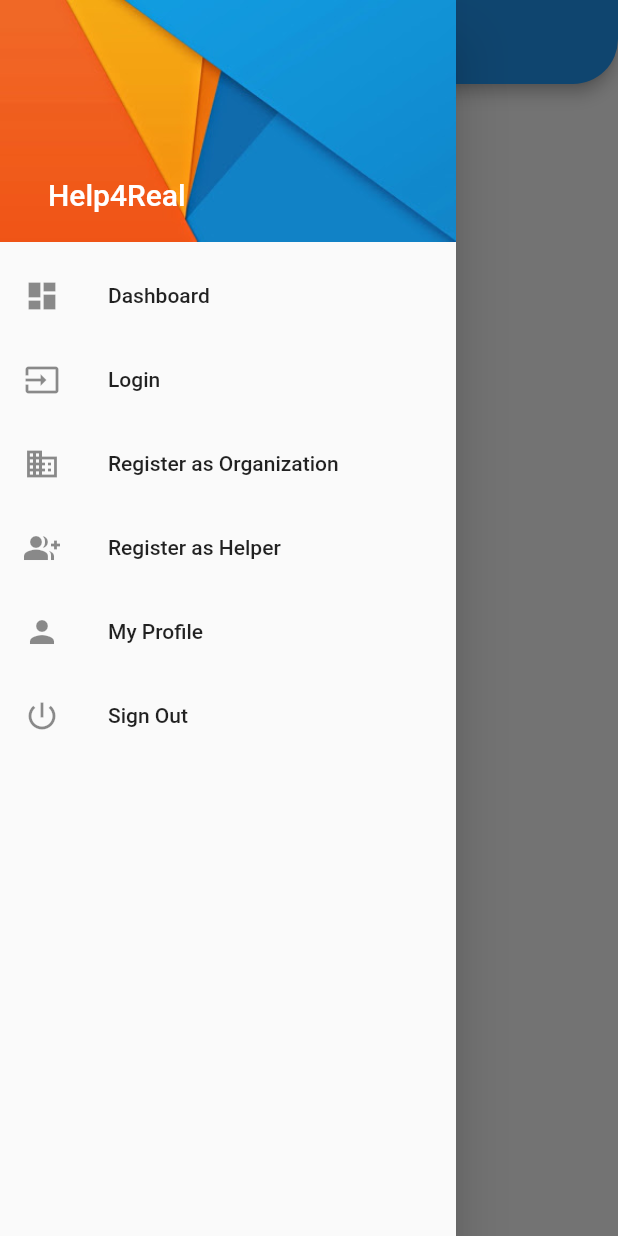
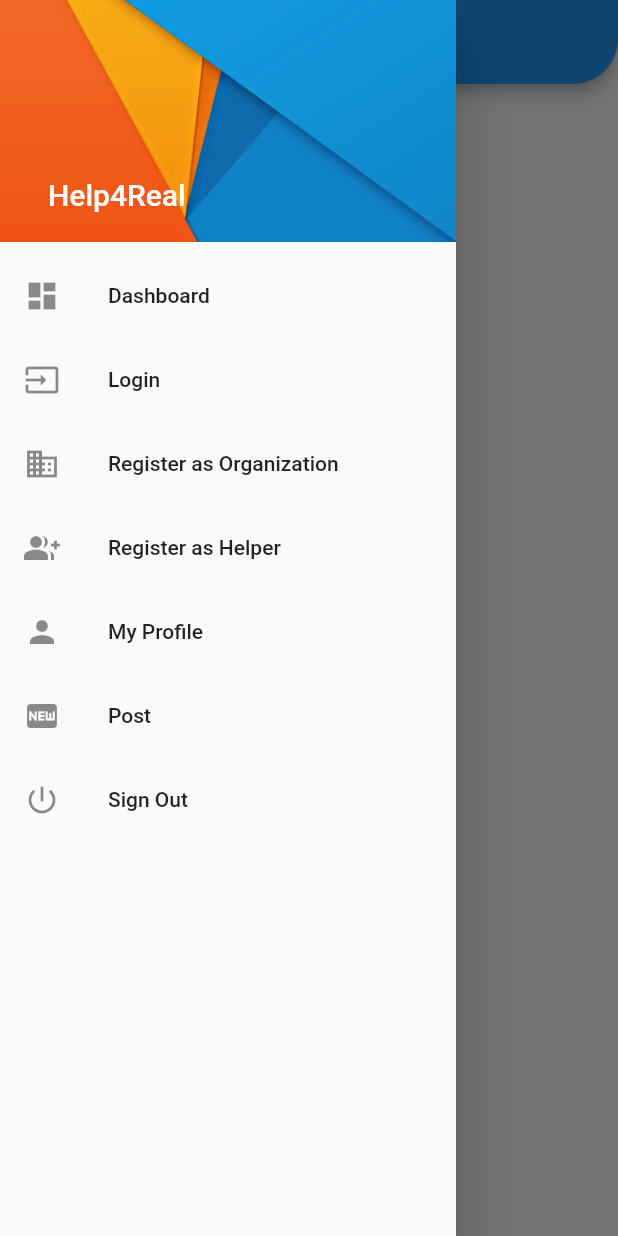
Before and after one commit to TheCoolNerd27/Flutter-Help4Real, a Flutter app: the MyPostPage screen opened by its route, with the side drawer open, on a phone screen of 412 x 824 dp. Run offline on Flutter 3.47's test engine with Material 2 defaults, Android fonts, the phone set to English and light mode, and no system bars; our stand-ins replace cloud_firestore, firebase_auth, firebase_storage, flare_flutter, google_sign_in, image_picker; missing offline and left inert: flare_dart; accounts and stored records are empty.

Commit message:
New Post feature Added

```diff
--- a/lib/LoginScreen.dart
+++ b/lib/LoginScreen.dart
@@ -9,7 +9,7 @@ import 'package:help4real/MyProfileScreen.dart';
 import 'package:help4real/PostScreen.dart';
 import 'package:help4real/SignupScreen.dart';
 /*
-TODO:Shift the Signout button to the drawer;
+TODO:Pass user details to other pages as well
  */
 
 
@@ -338,12 +338,20 @@ class MyDrawer extends StatelessWidget{
                         },
                     ),
                     ListTile(
+                        leading: Icon(Icons.fiber_new),
+                        title: Text('Post'),
+                        onTap: () {
+                            Navigator.pushNamed(context,'/Post');
+                        },
+                    ),
+                    ListTile(
                         leading: Icon(Icons.power_settings_new),
                         title: Text('Sign Out'),
                         onTap: () {
                             signOut();
                         },
                     ),
+
                 ],
             ),
         );
--- a/lib/PostScreen.dart
+++ b/lib/PostScreen.dart
@@ -1,6 +1,12 @@
 import 'package:flutter/material.dart';
 import 'package:help4real/main.dart';
 import 'package:help4real/LoginScreen.dart';
+import 'package:image_picker/image_picker.dart';
+import 'package:firebase_storage/firebase_storage.dart';
+import 'package:cloud_firestore/cloud_firestore.dart';
+import 'dart:io';
+import 'package:path/path.dart' as path;
+
 
 
 class MyPostPage extends StatelessWidget {
@@ -18,8 +24,32 @@ class MyPostPage extends StatelessWidget {
           ),
         ),
       ),
-      body: Center(child: Text('My Post Page!')),
+      body: Center(child: RaisedButton(onPressed:() {
+        upload();
+      },
+      child: Text('Pick A Image'),
+      )),
       drawer:MyDrawer(),
     );
   }
+   void upload() async {
+     //pick image   use ImageSource.camera for accessing camera.
+     File image = await ImagePicker.pickImage(source: ImageSource.gallery);
+
+     //basename() function will give you the filename
+     String fileName =path.basename(image.path);
+     var now=new DateTime.now();
+     //passing your path with the filename to Firebase Storage Reference
+     StorageReference reference =
+     FirebaseStorage().ref().child("posts/$now/$fileName");
+
+     //upload the file to Firebase Storage
+     StorageUploadTask uploadTask = reference.putFile(image);
+
+     //Snapshot of the uploading task
+     StorageTaskSnapshot storageTaskSnapshot = await uploadTask.onComplete;
+     String downloadUrl = await storageTaskSnapshot.ref.getDownloadURL();
+     print('IMAGE:$downloadUrl');
+   }
+
 }
--- a/pubspec.yaml
+++ b/pubspec.yaml
@@ -29,6 +29,8 @@ dependencies:
   cloud_firestore: ^0.12.9+5
   firebase_storage: ^3.1.1
   google_sign_in: ^4.1.1
+  image_picker: ^0.6.3+1
+  image_cropper: 1.0.2
 
 dev_dependencies:
   flutter_test:
```
Also changed, not shown: pubspec.lock.
